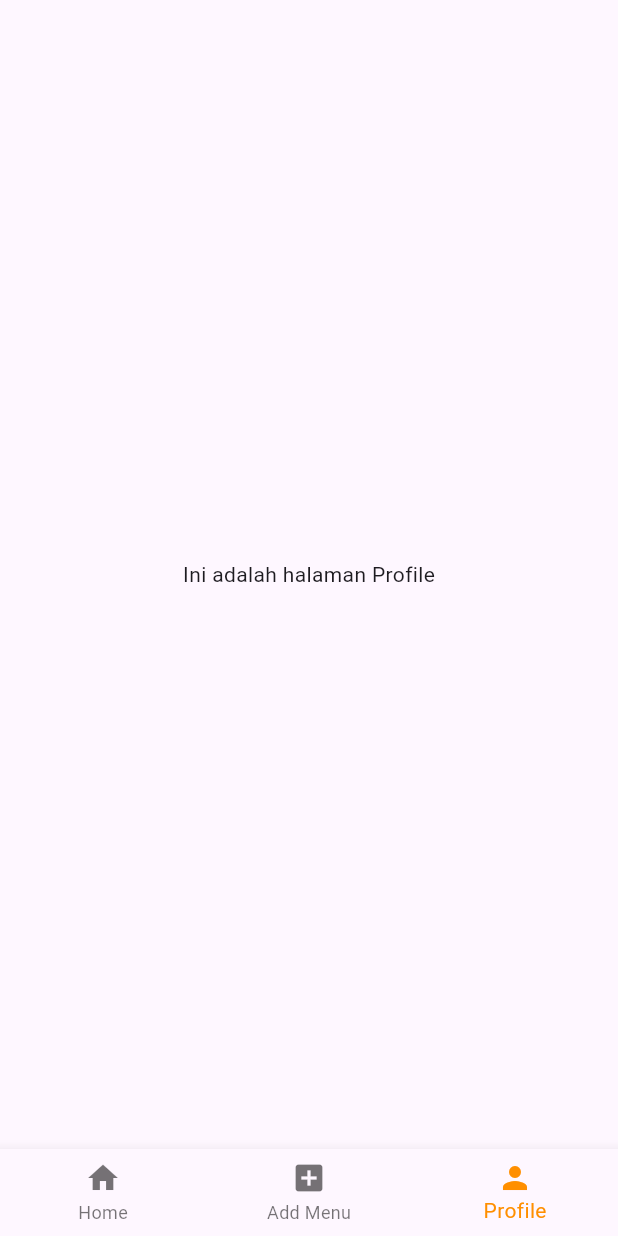
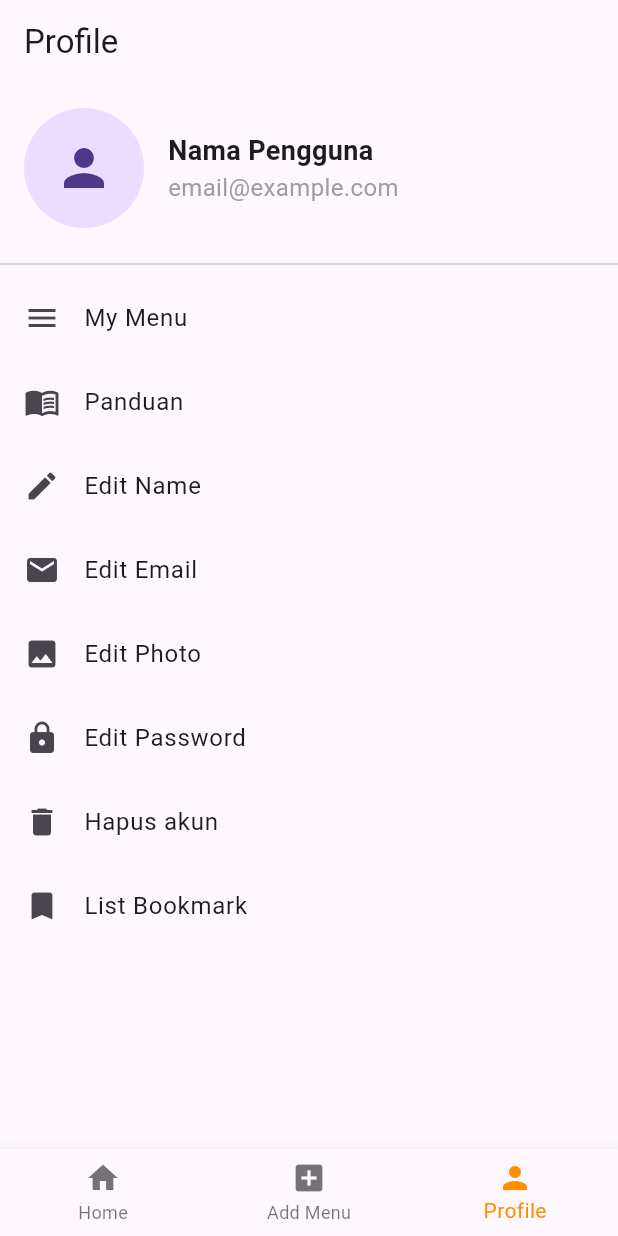
Before and after one commit to GalaxyDust02/Kelompok4-Dapurku, a Flutter app: the screen it shows after launch, item 3 of the bottom bar chosen, on a phone screen of 412 x 824 dp. Run offline on Flutter 3.47's test engine with Material 3 defaults, Android fonts, the phone set to English and light mode, and no system bars.

Commit message:
profile page half done, minus update nama dan email

```diff
--- a/Mobile/lib/homePage.dart
+++ b/Mobile/lib/homePage.dart
@@ -1,5 +1,5 @@
 import 'package:flutter/material.dart';
-import 'Detailmenu.dart';
+import 'HomeDetailMenu/Detailmenu.dart';
 
 void main() {
   runApp(const HomeWidget(title: 'Home Page'));
--- a/Mobile/lib/main.dart
+++ b/Mobile/lib/main.dart
@@ -1,6 +1,7 @@
 import 'package:flutter/material.dart';
 import 'homePage.dart';
-import 'Detailmenu.dart';
+import 'HomeDetailMenu/Detailmenu.dart';
+import 'profilePage.dart';
 
 void main() {
   runApp(const MyApp());
@@ -33,17 +34,17 @@ class MyApp extends StatelessWidget {
 //   }
 // }
 
-class ProfileWidget extends StatelessWidget {
-  const ProfileWidget({super.key});
+// class ProfileWidget extends StatelessWidget {
+//   const ProfileWidget({super.key});
 
-  @override
-  Widget build(BuildContext context) {
-    // Kode untuk halaman "Profile" Anda
-    return const Center(
-      child: Text('Ini adalah halaman Profile'),
-    );
-  }
-}
+//   @override
+//   Widget build(BuildContext context) {
+//     // Kode untuk halaman "Profile" Anda
+//     return const Center(
+//       child: Text('Ini adalah halaman Profile'),
+//     );
+//   }
+// }
 
 class MyHomePage extends StatefulWidget {
   const MyHomePage({super.key});
--- /dev/null
+++ b/Mobile/lib/profilePage.dart
@@ -0,0 +1,315 @@
+import 'package:flutter/material.dart';
+import 'DetailProfile/editNamePage.dart';
+import 'package:dapurku/DetailProfile/editEmailPage.dart';
+
+void main() {
+  runApp(const ProfileWidget());
+}
+
+class ProfileWidget extends StatelessWidget {
+  const ProfileWidget({super.key});
+
+  @override
+  Widget build(BuildContext context) {
+    return MaterialApp(
+      debugShowCheckedModeBanner: false,
+      initialRoute: '/',
+      routes: {
+      '/': (context) => const ProfilePage(),
+      '/my_menu': (context) => const MyMenuPage(),
+      '/guide': (context) => const GuidePage(),
+      '/edit_name': (context) => EditNamePage(onNameChanged: (newName) {}),
+      '/edit_email': (context) => EditEmailPage(onEmailChanged: (newEmail) {}),
+      '/edit_photo': (context) => const EditPhotoPage(),
+      '/edit_password': (context) => const EditPasswordPage(),
+      '/delete_account': (context) => const DeleteAccountPage(),
+      '/bookmarks': (context) => const BookmarksPage(),
+      },
+    );
+  }
+}
+
+class ProfilePage extends StatefulWidget {
+  const ProfilePage({Key? key}) : super(key: key);
+
+  @override
+  _ProfilePageState createState() => _ProfilePageState();
+}
+
+class _ProfilePageState extends State<ProfilePage> {
+  String _name = 'Nama Pengguna';
+  String _email = 'email@example.com';
+
+  void _updateName(String newName) {
+    setState(() {
+      _name = newName;
+    });
+  }
+
+  void _updateEmail(String newEmail) {
+    setState(() {
+      _email = newEmail;
+    });
+  }
+
+  @override
+  Widget build(BuildContext context) {
+    return Scaffold(
+      appBar: AppBar(
+        title: const Text('Profile'),
+      ),
+      body: ListView(
+        children: [
+          ProfileHeader(name: _name, email: _email),
+          Divider(),
+          ProfileOption(
+            icon: Icons.menu,
+            title: 'My Menu',
+            route: '/my_menu',
+            onTap: () {
+              Navigator.pushNamed(context, '/my_menu');
+            },
+          ),
+          ProfileOption(
+            icon: Icons.menu_book,
+            title: 'Panduan',
+            route: '/guide',
+            onTap: () {
+              Navigator.pushNamed(context, '/guide');
+            },
+          ),
+          ProfileOption(
+            icon: Icons.edit,
+            title: 'Edit Name',
+            route: '/edit_name',
+            onTap: () async {
+              final newName = await Navigator.pushNamed(context, '/edit_name');
+              if (newName is String && newName.isNotEmpty) {
+                _updateName(newName);
+              }
+            },
+          ),
+          ProfileOption(
+            icon: Icons.email,
+            title: 'Edit Email',
+            route: '/edit_email',
+            onTap: () async {
+              final newEmail = await Navigator.pushNamed(context, '/edit_email');
+              if (newEmail is String && newEmail.isNotEmpty) {
+                _updateEmail(newEmail);
+              }
+            },
+          ),
+          ProfileOption(
+            icon: Icons.photo,
+            title: 'Edit Photo',
+            route: '/edit_photo',
+            onTap: () {
+              Navigator.pushNamed(context, '/edit_photo');
+            },
+          ),
+          ProfileOption(
+            icon: Icons.lock,
+            title: 'Edit Password',
+            route: '/edit_password',
+            onTap: () {
+              Navigator.pushNamed(context, '/edit_password');
+            },
+          ),
+          ProfileOption(
+            icon: Icons.delete,
+            title: 'Hapus akun',
+            route: '/delete_account',
+            onTap: () {
+              Navigator.pushNamed(context, '/delete_account');
+            },
+          ),
+          ProfileOption(
+            icon: Icons.bookmark,
+            title: 'List Bookmark',
+            route: '/bookmarks',
+            onTap: () {
+              Navigator.pushNamed(context, '/bookmarks');
+            },
+          ),
+        ],
+      ),
+    );
+  }
+}
+
+
+class ProfileHeader extends StatelessWidget {
+  final String name;
+  final String email;
+
+  ProfileHeader({required this.name, required this.email});
+
+  @override
+  Widget build(BuildContext context) {
+    return Padding(
+      padding: const EdgeInsets.all(16.0),
+      child: Row(
+        children: [
+          const CircleAvatar(
+            radius: 40,
+            child: Icon(Icons.person, size: 40),
+          ),
+          const SizedBox(width: 16),
+          Column(
+            crossAxisAlignment: CrossAxisAlignment.start,
+            children: [
+              Text(
+                name,
+                style: const TextStyle(fontSize: 18, fontWeight: FontWeight.bold),
+              ),
+              Text(
+                email,
+                style: const TextStyle(fontSize: 16, color: Colors.grey),
+              ),
+            ],
+          ),
+        ],
+      ),
+    );
+  }
+}
+
+
+// class ProfileModel with ChangeNotifier {
+//   String _name = 'Nama Pengguna';
+//   String _email = 'email@example.com';
+
+//   String get name => _name;
+//   String get email => _email;
+
+//   set name(String newName) {
+//     _name = newName;
+//     notifyListeners();
+//   }
+
+//   set email(String newEmail) {
+//     _email = newEmail;
+//     notifyListeners();
+//   }
+// }
+
+class ProfileOption extends StatelessWidget {
+  final IconData icon;
+  final String title;
+  final String route;
+  final VoidCallback? onTap;
+
+  const ProfileOption({
+    required this.icon,
+    required this.title,
+    required this.route,
+    this.onTap,
+  });
+
+  @override
+  Widget build(BuildContext context) {
+    return ListTile(
+      leading: Icon(icon),
+      title: Text(title),
+      onTap: onTap,
+    );
+  }
+}
+
+
+class GuidePage extends StatelessWidget {
+  const GuidePage({super.key});
+
+  @override
+  Widget build(BuildContext context) {
+    return Scaffold(
+      appBar: AppBar(title: const Text('Panduan')),
+      body: const Center(child: Text('Halaman Panduan')),
+    );
+  }
+}
+
+// class EditNamePage extends StatelessWidget {
+//   const EditNamePage({super.key});
+
+//   @override
+//   Widget build(BuildContext context) {
+//     return Scaffold(
+//       appBar: AppBar(title: const Text('Edit Name')),
+//       body: const Center(child: Text('Halaman Edit Name')),
+//     );
+//   }
+// }
+
+// class EditEmailPage extends StatelessWidget {
+//   const EditEmailPage({super.key});
+
+//   @override
+//   Widget build(BuildContext context) {
+//     return Scaffold(
+//       appBar: AppBar(title: const Text('Edit Email')),
+//       body: const Center(child: Text('Halaman Edit Email')),
+//     );
+//   }
+// }
+
+class EditPhotoPage extends StatelessWidget {
+  const EditPhotoPage({super.key});
+
+  @override
+  Widget build(BuildContext context) {
+    return Scaffold(
+      appBar: AppBar(title: const Text('Edit Photo')),
+      body: const Center(child: Text('Halaman Edit Photo')),
+    );
+  }
+}
+
+class EditPasswordPage extends StatelessWidget {
+  const EditPasswordPage({super.key});
+
+  @override
+  Widget build(BuildContext context) {
+    return Scaffold(
+      appBar: AppBar(title: const Text('Edit Password')),
+      body: const Center(child: Text('Halaman Edit Password')),
+    );
+  }
+}
+
+class DeleteAccountPage extends StatelessWidget {
+  const DeleteAccountPage({super.key});
+
+  @override
+  Widget build(BuildContext context) {
+    return Scaffold(
+      appBar: AppBar(title: const Text('Hapus Akun')),
+      body: const Center(child: Text('Halaman Hapus Akun')),
+    );
+  }
+}
+
+class BookmarksPage extends StatelessWidget {
+  const BookmarksPage({super.key});
+
+  @override
+  Widget build(BuildContext context) {
+    return Scaffold(
+      appBar: AppBar(title: const Text('List Bookmark')),
+      body: const Center(child: Text('Halaman List Bookmark')),
+    );
+  }
+}
+
+class MyMenuPage extends StatelessWidget {
+  const MyMenuPage({super.key});
+
+  @override
+  Widget build(BuildContext context) {
+    return Scaffold(
+      appBar: AppBar(title: const Text('My Menu')),
+      body: const Center(child: Text('Halaman My Menu')),
+    );
+  }
+}
```
Also changed, not shown: Mobile/lib/DetailProfile/editEmailPage.dart (added, +66 -0 lines), Mobile/lib/DetailProfile/editNamePage.dart (added, +66 -0 lines), Mobile/lib/HomeDetailMenu/Detailmenu.dart (added, +166 -0 lines).
